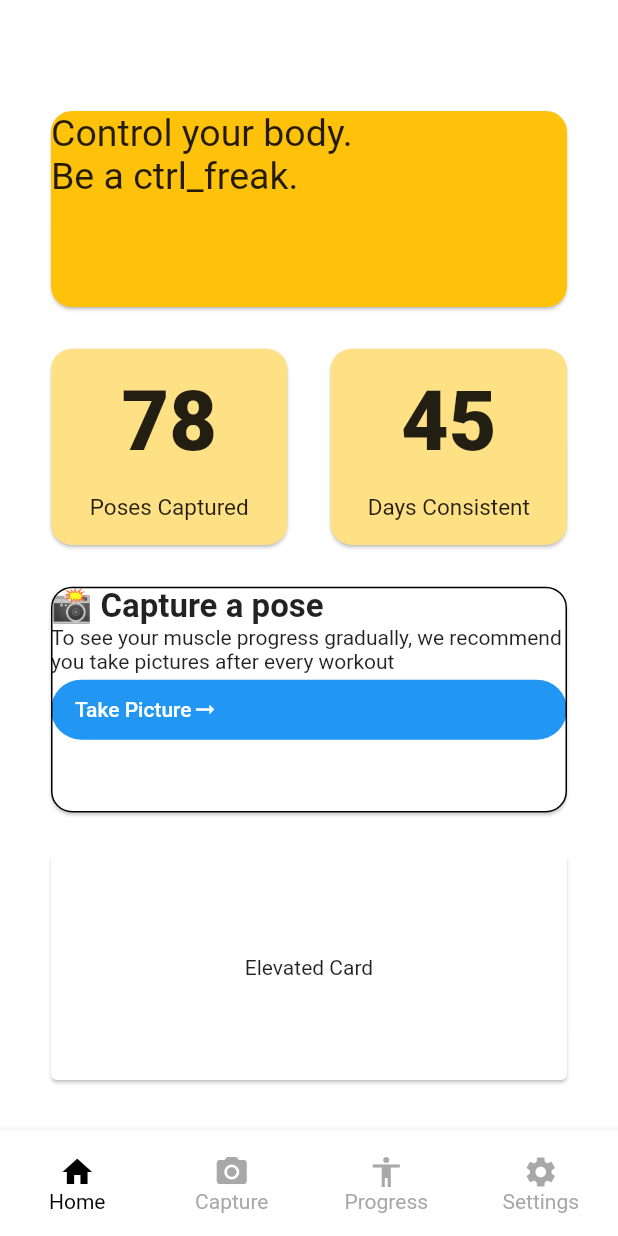
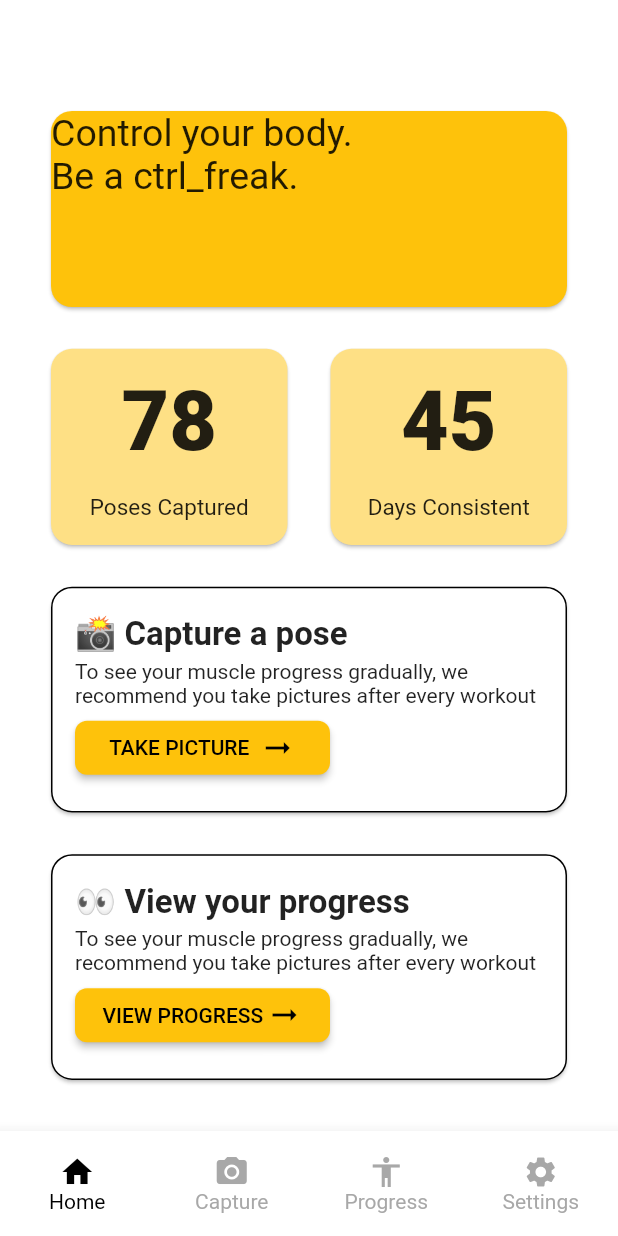
Before and after one commit to rchtgpt/ctrl_freaks, a Flutter app: the screen it shows after launch, on a phone screen of 412 x 824 dp. Run offline on Flutter 3.47's test engine with Material 2 defaults, Android fonts, the phone set to English and light mode, and no system bars.

Commit message:
Adds home page elements CTAHeaderCard remaining

```diff
--- a/lib/pages/home.dart
+++ b/lib/pages/home.dart
@@ -1,3 +1,4 @@
+import 'package:ctrl_freaks/widgets/CTACard.dart';
 import 'package:ctrl_freaks/widgets/HomeHeaderCard.dart';
 import 'package:ctrl_freaks/widgets/progressCard.dart';
 import 'package:flutter/material.dart';
@@ -41,43 +42,18 @@ class Home extends StatelessWidget {
             Expanded(child: Spacer(flex: 1,)),
             Expanded(
               flex: 8,
-              child: Card(
-                shape: RoundedRectangleBorder(
-                  borderRadius: BorderRadius.circular(14.0),
-                  side: BorderSide(
-                    color: Colors.black,
-                    width: 1,
-                  )
-                ),
-                child: Column(
-                  crossAxisAlignment: CrossAxisAlignment.start,
-                  children: [
-                    Text("📸 Capture a pose",
-                      style: TextStyle(
-                          fontSize: 22,
-                      fontWeight: FontWeight.bold
-                      ),
-                    ),
-                    Text("To see your muscle progress gradually, we recommend you take pictures after every workout"),
-                    FilledButton(
-                      onPressed: () {},
-                      child: Row(
-                        children: [
-                          const Text('Take Picture'),
-                          Icon(Icons.arrow_right_alt_sharp)
-                        ],
-                      ),
-                    )
-                  ],
-                ),
-              ),
+              child: CTACard(
+                  "📸 Capture a pose",
+                  "To see your muscle progress gradually, we recommend you take pictures after every workout",
+                  "TAKE PICTURE"),
             ),
             Expanded(child: Spacer(flex: 1,)),
             Expanded(
               flex: 8,
-              child: Card(
-                child: Center(child: Text('Elevated Card')),
-              ),
+              child: CTACard(
+                  "👀 View your progress",
+                  "To see your muscle progress gradually, we recommend you take pictures after every workout",
+                  "VIEW PROGRESS"),
             ),
           ],
         ),
@@ -86,4 +62,6 @@ class Home extends StatelessWidget {
   }
 
 
+
+
 }
--- /dev/null
+++ b/lib/widgets/CTACard.dart
@@ -0,0 +1,47 @@
+import 'package:flutter/material.dart';
+
+Widget CTACard(String CTATitle, String CTADescription, String CTAButtonLabel) {
+  return Card(
+    shape: RoundedRectangleBorder(
+        borderRadius: BorderRadius.circular(14.0),
+        side: BorderSide(
+          color: Colors.black,
+          width: 1,
+        )
+    ),
+    child: Padding(
+      padding: const EdgeInsets.all(16),
+      child: Column(
+        crossAxisAlignment: CrossAxisAlignment.start,
+        mainAxisAlignment: MainAxisAlignment.spaceEvenly,
+        children: [
+          Text(CTATitle,
+            style: TextStyle(
+                fontSize: 22,
+                fontWeight: FontWeight.bold
+            ),
+          ),
+          Text(CTADescription,
+            style: TextStyle(fontSize: 14),),
+          SizedBox(
+            width: 170,
+            child: ElevatedButton(
+              onPressed: () {},
+              style: ElevatedButton.styleFrom(
+                  backgroundColor: Color(0xFFFEC20B),
+                  shape: RoundedRectangleBorder(
+                      borderRadius: BorderRadius.circular(8))),
+              child: Row(
+                mainAxisAlignment: MainAxisAlignment.spaceEvenly,
+                children: [
+                  Text(CTAButtonLabel, style: TextStyle(color: Colors.black, fontSize: 14),),
+                  Icon(Icons.arrow_right_alt_sharp, color: Colors.black,size: 24,)
+                ],
+              ),
+            ),
+          )
+        ],
+      ),
+    ),
+  );
+}
```
Also changed, not shown: lib/main.dart (line endings or trailing spaces).
